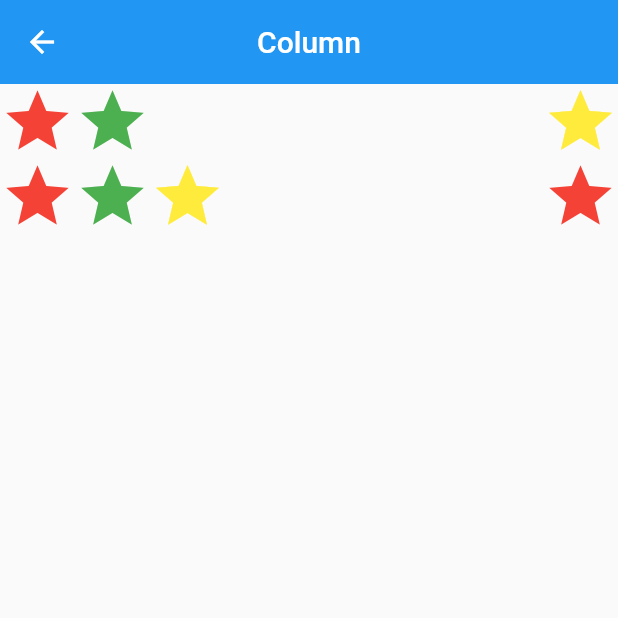
After one commit to aditi002/flutter-lab-classworks, a Flutter app: the Column_view screen opened by its route, on a phone screen of 412 x 824 dp, the top half of it. The commit adds this screen. Run offline on Flutter 3.47's test engine with Material 2 defaults, Android fonts, the phone set to English and light mode, and no system bars.

Commit message:
assignment update

```diff
--- a/lib/app.dart
+++ b/lib/app.dart
@@ -3,11 +3,14 @@ import 'package:flutter_lab/model/area_of_circle.dart';
 import 'package:flutter_lab/model/arithmetic.dart';
 import 'package:flutter_lab/view/area_view.dart';
 import 'package:flutter_lab/view/arithmetic_view.dart';
+import 'package:flutter_lab/view/column_view.dart';
 import 'package:flutter_lab/view/name_view.dart';
+import 'package:flutter_lab/view/number_view.dart';
 import 'package:flutter_lab/view/si_view.dart';
 
 
 import 'view/dashboard.dart';
+import 'view/richText_view.dart';
 
 
 class App extends StatelessWidget {
@@ -21,9 +24,12 @@ class App extends StatelessWidget {
       routes: {
         '/': (context)=> Dashboard(),
         '/arithmeticRoute':(context)=> ArithmeticView(),
-        '/siRoute': (context) =>  SiView(),
+        //'/siRoute': (context) =>  SiView(),
         '/areaRoute': (context) => AreaView(),
         '/nameRoute':(context) => NameView(),
+        '/richtextRoute':(context) => RichText_view(),
+        '/columnRoute':(context) => Column_view(),
+        '/numberRoute' : (context) => Number_view(),
 
       },
     );
--- /dev/null
+++ b/lib/view/column_view.dart
@@ -0,0 +1,68 @@
+import 'package:flutter/material.dart';
+
+class Column_view extends StatelessWidget {
+  const Column_view({super.key});
+
+  @override
+  Widget build(BuildContext context) {
+    return Scaffold(
+      appBar: AppBar(
+        title:const Text('Column'),
+        centerTitle: true,
+        elevation: 0,
+      ),
+      body: Column(
+        children: [
+          Row(
+            children: const [
+              Icon(
+                Icons.star,
+                size: 50,
+                color: Colors.red,
+              ),
+              Icon(
+                Icons.star,
+                size: 50,
+                color: Colors.green,
+              ),
+              Spacer(),
+              Icon(
+                Icons.star,
+                size: 50,
+                color: Colors.yellow,
+              ),
+            ],
+
+          ),
+          Row(
+            children: const [
+              Icon(
+                Icons.star,
+                size: 50,
+                color: Colors.red,
+              ),
+              Icon(
+                Icons.star,
+                size: 50,
+                color: Colors.green,
+              ),
+
+              Icon(
+                Icons.star,
+                size: 50,
+                color: Colors.yellow,
+              ) ,
+              Spacer(),
+              Icon(
+                Icons.star,
+                size: 50,
+                color: Colors.red,
+              ),
+            ],
+          ),
+        ],
+    ),
+    );
+
+  }
+}
```
Also changed, not shown: lib/view/arithmetic_view.dart (+58 -19 lines), lib/view/dashboard.dart (+25 -0 lines), lib/view/name_view.dart (+1 -10 lines), lib/view/number_view.dart (added, +122 -0 lines), lib/view/richText_view.dart (added, +37 -0 lines), lib/view/si_view.dart (+83 -70 lines).
